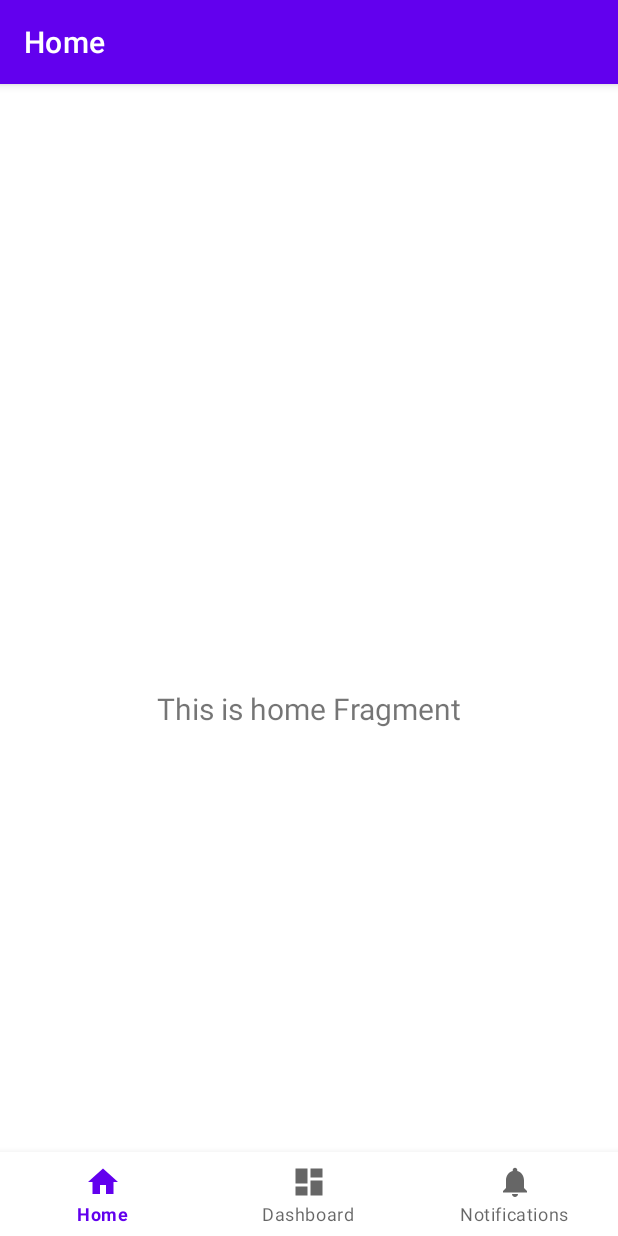
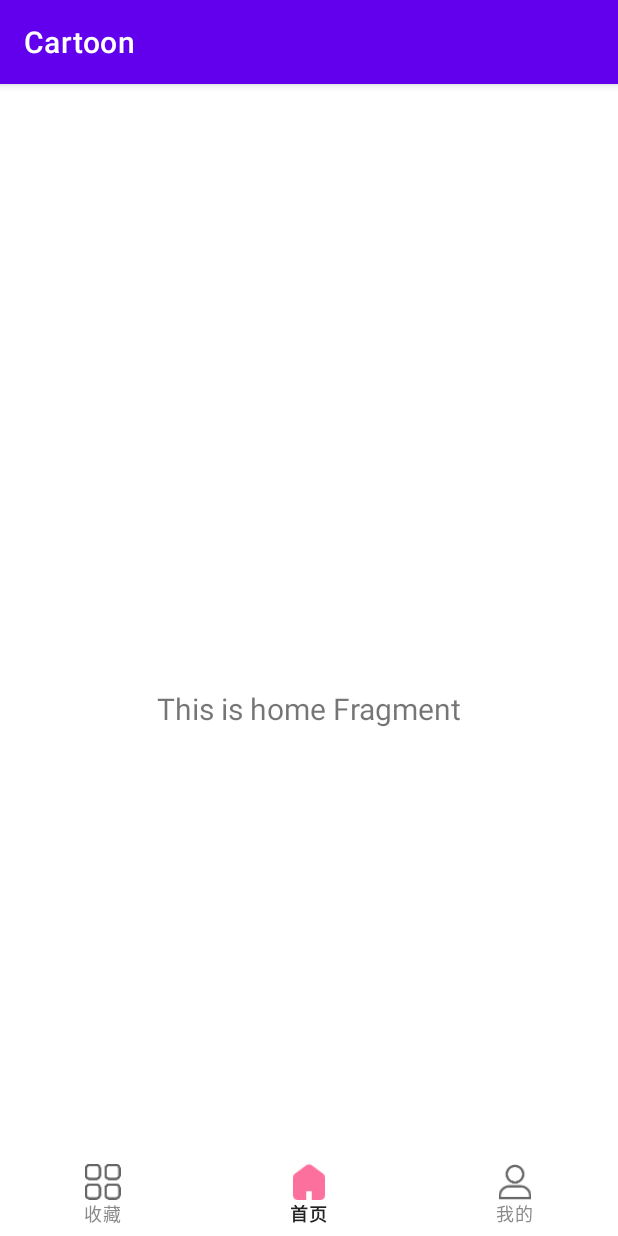
Before and after one commit to SpringSea28/Cartoon, an Android app: the screen it shows after launch (MainActivity), on a phone screen of 412 x 824 dp. Run offline under Robolectric (Android 15) with nearby library versions, the phone set to English and light mode, and no system bars; our stand-ins replace navigation-ui.

Commit message:
1、底部tab

```diff
--- a/app/src/main/java/com/buyi/cartoon/MainActivity.kt
+++ b/app/src/main/java/com/buyi/cartoon/MainActivity.kt
@@ -20,13 +20,10 @@ private lateinit var binding: ActivityMainBinding
      setContentView(binding.root)
 
         val navView: BottomNavigationView = binding.navView
+        navView.itemIconTintList = null
 
         val navController = findNavController(R.id.nav_host_fragment_activity_main)
-        // Passing each menu ID as a set of Ids because each
-        // menu should be considered as top level destinations.
-        val appBarConfiguration = AppBarConfiguration(setOf(
-            R.id.navigation_home, R.id.navigation_dashboard, R.id.navigation_notifications))
-        setupActionBarWithNavController(navController, appBarConfiguration)
+
         navView.setupWithNavController(navController)
     }
 }
--- /dev/null
+++ b/app/src/main/res/color/main_tab_text_color_selector.xml
@@ -0,0 +1,6 @@
+<?xml version="1.0" encoding="utf-8"?>
+<selector xmlns:android="http://schemas.android.com/apk/res/android">
+
+    <item android:state_checked="true" android:color="@color/main_text_col"/>
+    <item android:state_checked="false" android:color="@color/main_tab_text_inactive_col"/>
+</selector>
--- /dev/null
+++ b/app/src/main/res/drawable/main_tab_collect_selector.xml
@@ -0,0 +1,7 @@
+<?xml version="1.0" encoding="utf-8"?>
+<selector xmlns:android="http://schemas.android.com/apk/res/android">
+
+    <item android:drawable="@mipmap/nav1_default" android:state_checked="true" />
+    <item android:drawable="@mipmap/nav1" android:state_checked="false" />
+
+</selector>
--- /dev/null
+++ b/app/src/main/res/drawable/main_tab_index_selector.xml
@@ -0,0 +1,7 @@
+<?xml version="1.0" encoding="utf-8"?>
+<selector xmlns:android="http://schemas.android.com/apk/res/android">
+
+    <item android:drawable="@mipmap/nav2_default" android:state_checked="true" />
+    <item android:drawable="@mipmap/nav2" android:state_checked="false" />
+
+</selector>
--- /dev/null
+++ b/app/src/main/res/drawable/main_tab_my_selector.xml
@@ -0,0 +1,7 @@
+<?xml version="1.0" encoding="utf-8"?>
+<selector xmlns:android="http://schemas.android.com/apk/res/android">
+
+    <item android:drawable="@mipmap/nav3_default" android:state_checked="true" />
+    <item android:drawable="@mipmap/nav3" android:state_checked="false" />
+
+</selector>
--- a/app/src/main/res/layout/activity_main.xml
+++ b/app/src/main/res/layout/activity_main.xml
@@ -15,6 +15,8 @@
         android:layout_marginEnd="0dp"
         android:background="?android:attr/windowBackground"
         app:itemRippleColor="@color/tab_ripple_bg"
+        app:itemTextColor="@color/main_tab_text_color_selector"
+        app:elevation="0dp"
         app:layout_constraintBottom_toBottomOf="parent"
         app:layout_constraintLeft_toLeftOf="parent"
         app:layout_constraintRight_toRightOf="parent"
@@ -25,7 +27,7 @@
         android:name="androidx.navigation.fragment.NavHostFragment"
         android:layout_width="match_parent"
         android:layout_height="match_parent"
-        app:defaultNavHost="true"
+        app:defaultNavHost="false"
         app:layout_constraintBottom_toTopOf="@id/nav_view"
         app:layout_constraintLeft_toLeftOf="parent"
         app:layout_constraintRight_toRightOf="parent"
--- a/app/src/main/res/menu/bottom_nav_menu.xml
+++ b/app/src/main/res/menu/bottom_nav_menu.xml
@@ -2,18 +2,18 @@
 <menu xmlns:android="http://schemas.android.com/apk/res/android">
 
     <item
+        android:id="@+id/navigation_collect"
+        android:icon="@drawable/main_tab_collect_selector"
+        android:title="@string/title_collect"/>
+
+    <item
         android:id="@+id/navigation_home"
-        android:icon="@drawable/ic_home_black_24dp"
+        android:icon="@drawable/main_tab_index_selector"
         android:title="@string/title_home"/>
 
     <item
-        android:id="@+id/navigation_dashboard"
-        android:icon="@drawable/ic_dashboard_black_24dp"
-        android:title="@string/title_dashboard"/>
-
-    <item
-        android:id="@+id/navigation_notifications"
-        android:icon="@drawable/ic_notifications_black_24dp"
-        android:title="@string/title_notifications"/>
+        android:id="@+id/navigation_my"
+        android:icon="@drawable/main_tab_my_selector"
+        android:title="@string/title_my"/>
 
 </menu>
--- a/app/src/main/res/navigation/mobile_navigation.xml
+++ b/app/src/main/res/navigation/mobile_navigation.xml
@@ -12,14 +12,14 @@
         tools:layout="@layout/fragment_home" />
 
     <fragment
-        android:id="@+id/navigation_dashboard"
+        android:id="@+id/navigation_collect"
         android:name="com.buyi.cartoon.ui.dashboard.DashboardFragment"
-        android:label="@string/title_dashboard"
+        android:label="@string/title_collect"
         tools:layout="@layout/fragment_dashboard" />
 
     <fragment
-        android:id="@+id/navigation_notifications"
+        android:id="@+id/navigation_my"
         android:name="com.buyi.cartoon.ui.notifications.NotificationsFragment"
-        android:label="@string/title_notifications"
+        android:label="@string/title_my"
         tools:layout="@layout/fragment_notifications" />
 </navigation>
--- a/app/src/main/res/values/colors.xml
+++ b/app/src/main/res/values/colors.xml
@@ -8,4 +8,6 @@
     <color name="black">#FF000000</color>
     <color name="white">#FFFFFFFF</color>
     <color name="tab_ripple_bg">#08000000</color>
+    <color name="main_text_col">#FF222222</color>
+    <color name="main_tab_text_inactive_col">#FF8A8A8A</color>
 </resources>
--- a/app/src/main/res/values/strings.xml
+++ b/app/src/main/res/values/strings.xml
@@ -1,6 +1,6 @@
 <resources>
     <string name="app_name">Cartoon</string>
-    <string name="title_home">Home</string>
-    <string name="title_dashboard">Dashboard</string>
-    <string name="title_notifications">Notifications</string>
+    <string name="title_collect">收藏</string>
+    <string name="title_home">首页</string>
+    <string name="title_my">我的</string>
 </resources>
```
